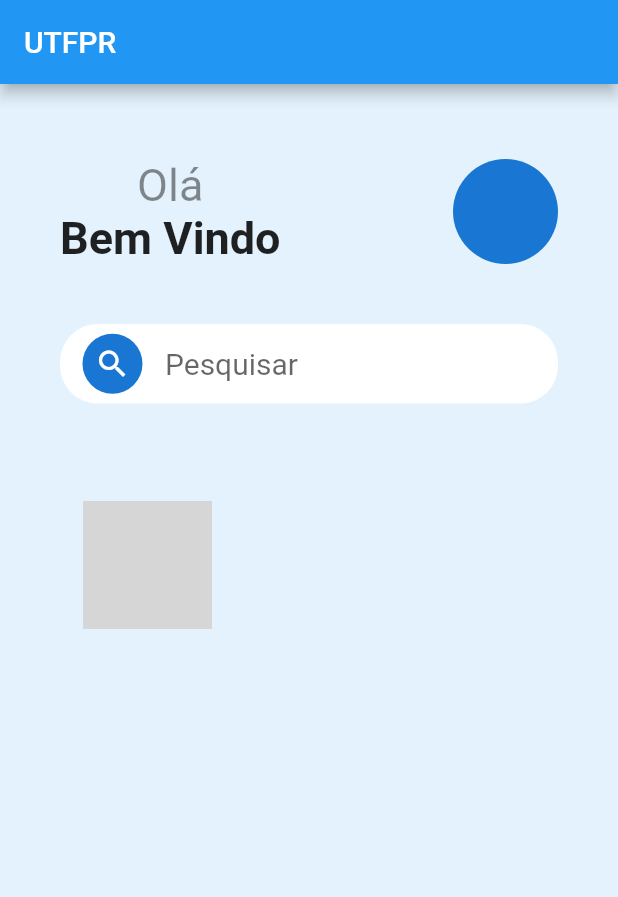
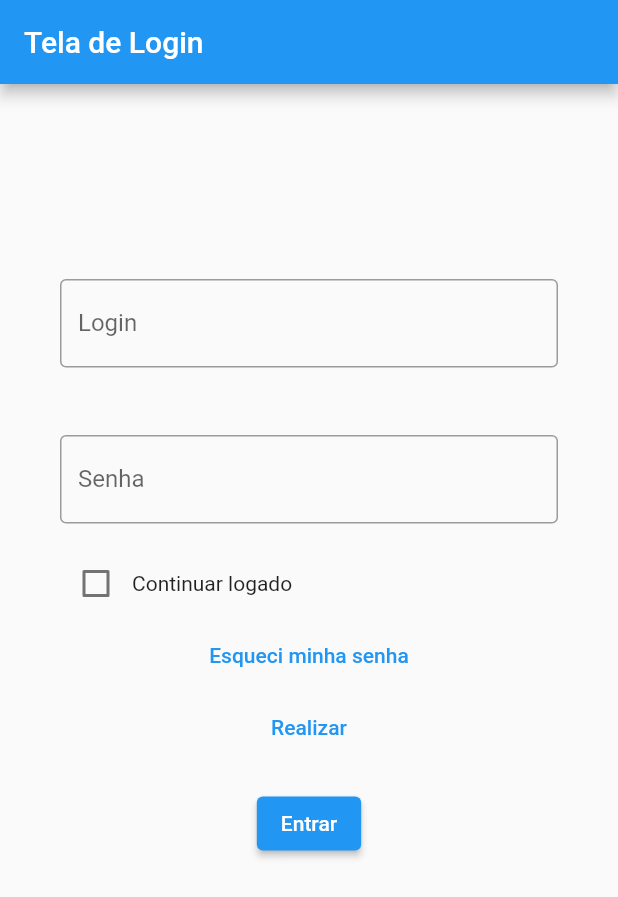
Before and after one commit to guilhermesalgado22/UTFPR, a Flutter app: the screen it shows after launch, on a phone screen of 412 x 824 dp. Shown: the top 897 px of the screen. Run offline on Flutter 3.47's test engine with Material 2 defaults, Android fonts, the phone set to English and light mode, and no system bars; our stand-ins replace flutter_expandable_fab, google_maps_flutter; grey boxes are pictures that could not be loaded.

Commit message:
Add loggin page

```diff
--- a/lib/main.dart
+++ b/lib/main.dart
@@ -1,26 +1,139 @@
-// ignore_for_file: prefer_const_constructors
-
 import 'package:flutter/material.dart';
 
 import 'home.dart';
-import 'dart:ui';
 
 void main() {
   runApp(MyApp());
 }
 
 class MyApp extends StatelessWidget {
-  const MyApp({super.key});
+  @override
+  Widget build(BuildContext context) {
+    return MaterialApp(
+      debugShowCheckedModeBanner: false,
+      home: LoginScreen(),
+    );
+  }
+}
+
+class LoginScreen extends StatefulWidget {
+  @override
+  _LoginScreenState createState() => _LoginScreenState();
+}
+
+class _LoginScreenState extends State<LoginScreen> {
+  final _formKey = GlobalKey<FormState>();
+  bool _keepLoggedIn = false;
+  String _username = '';
+  String _password = '';
+  String _status = '';
+
+  void _signIn(String username, String password) {
+    // Substitua estas credenciais pelas credenciais reais do usuário (ex.: consultando um banco de dados ou fazendo uma chamada de API)
+    const validUsername = 'usuario';
+    const validPassword = 'senha';
+
+    if (username == validUsername && password == validPassword) {
+      Navigator.push(
+        context,
+        MaterialPageRoute(builder: (context) => Home()),
+      );
+    } else {
+      setState(() {
+        _status = 'Usuário ou senha incorretos';
+      });
+    }
+  }
 
   @override
   Widget build(BuildContext context) {
-    return MaterialApp(
-      title: 'UTFPR',
-      theme: ThemeData(
-        primarySwatch: Colors.blue,
-        visualDensity: VisualDensity.adaptivePlatformDensity,
+    return Scaffold(
+      appBar: AppBar(title: Text('Tela de Login')),
+      body: SingleChildScrollView(
+        child: Container(
+          padding: EdgeInsets.only(top: 130, left: 40, right: 40),
+          child: Form(
+            key: _formKey,
+            child: Column(
+              children: [
+                TextFormField(
+                  decoration: InputDecoration(
+                    labelText: 'Login',
+                    border: OutlineInputBorder(),
+                  ),
+                  onChanged: (value) {
+                    setState(() {
+                      _username = value;
+                    });
+                  },
+                  validator: (value) {
+                    if (value == null || value.isEmpty) {
+                      return 'Por favor, insira seu login';
+                    }
+                    return null;
+                  },
+                ),
+                SizedBox(height: 45.0),
+                TextFormField(
+                  decoration: InputDecoration(
+                    labelText: 'Senha',
+                    border: OutlineInputBorder(),
+                  ),
+                  obscureText: true,
+                  onChanged: (value) {
+                    setState(() {
+                      _password = value;
+                    });
+                  },
+                  validator: (value) {
+                    if (value == null || value.isEmpty) {
+                      return 'Por favor, insira sua senha';
+                    }
+                    return null;
+                  },
+                ),
+                SizedBox(height: 16.0),
+                Row(
+                  children: [
+                    Checkbox(
+                      value: _keepLoggedIn,
+                      onChanged: (bool? value) {
+                        setState(() {
+                          _keepLoggedIn = value!;
+                        });
+                      },
+                    ),
+                    Text('Continuar logado'),
+                  ],
+                ),
+                TextButton(
+                  onPressed: () {
+                    // Ação para "Esqueci minha senha"
+                  },
+                  child: Text('Esqueci minha senha'),
+                ),
+                TextButton(
+                  onPressed: () {
+                    // Ação para "Esqueci minha senha"
+                  },
+                  child: Text('Realizar'),
+                ),
+                SizedBox(height: 16.0),
+                ElevatedButton(
+                  onPressed: () {
+                    if (_formKey.currentState!.validate()) {
+                      _signIn(_username, _password);
+                    }
+                  },
+                  child: Text('Entrar'),
+                ),
+                SizedBox(height: 16.0),
+                Text(_status),
+              ],
+            ),
+          ),
+        ),
       ),
-      home: Home(),
     );
   }
 }
```
